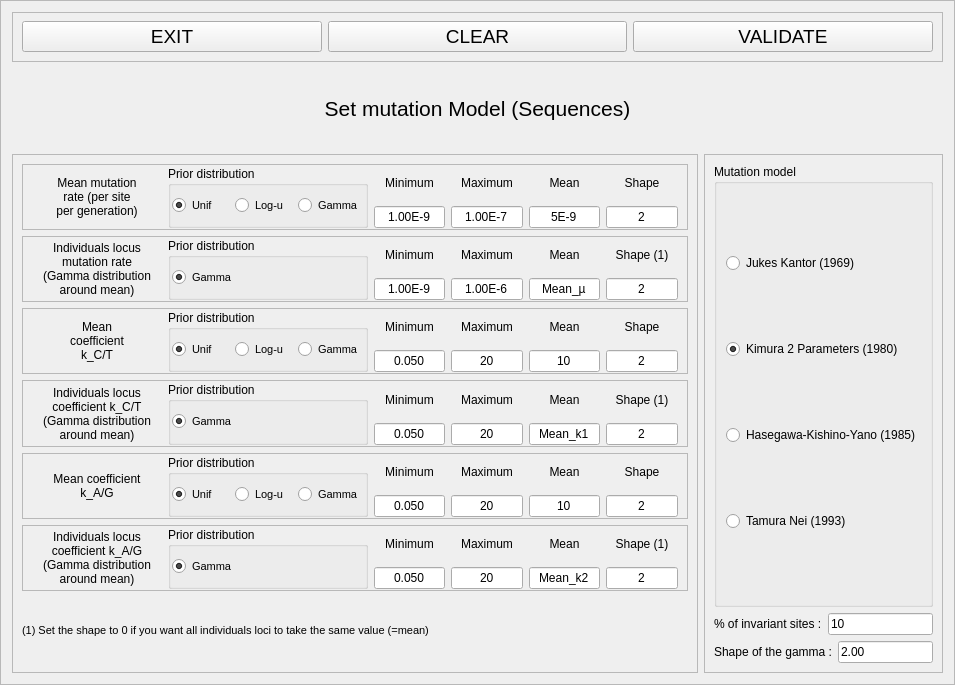
The window that python_interface/uis/setMutationModelSequences.ui (cbgp/diyabc) describes before a commit, drawn with Qt 5.
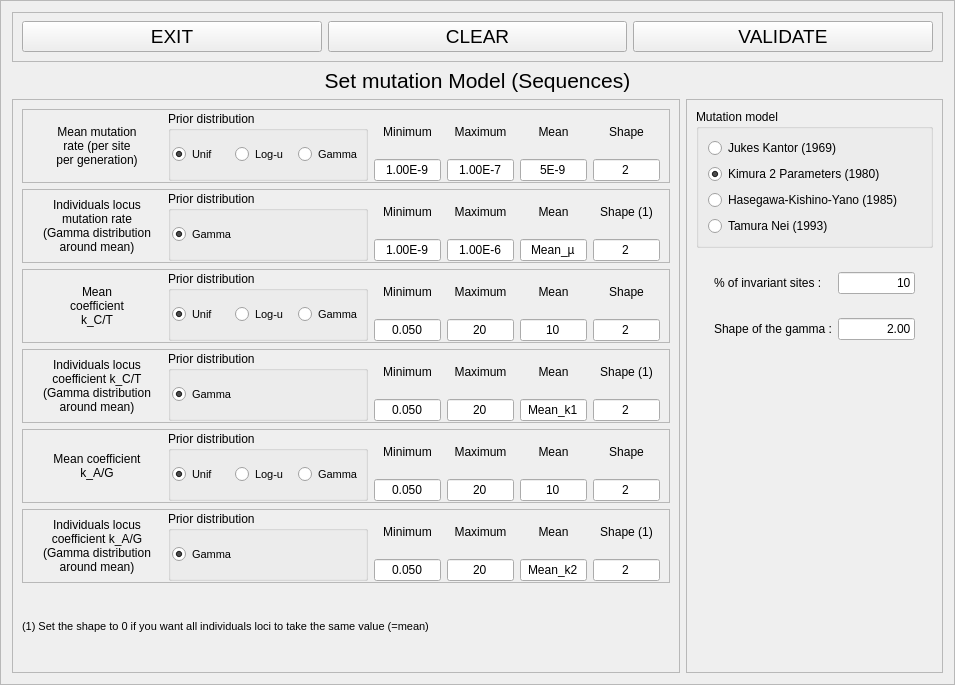
The same window after the commit.

```diff
--- a/python_interface/uis/setMutationModelSequences.ui
+++ b/python_interface/uis/setMutationModelSequences.ui
@@ -1739,36 +1739,143 @@
          </widget>
         </item>
         <item>
-         <layout class="QGridLayout" name="gridLayout">
-          <item row="0" column="0">
+         <widget class="QFrame" name="bottomRightFrame">
+          <layout class="QVBoxLayout" name="verticalLayout_29">
+           <item>
+            <widget class="QFrame" name="frame_2">
+             <property name="maximumSize">
+              <size>
+               <width>16777215</width>
+               <height>50</height>
+              </size>
+             </property>
+             <property name="frameShape">
+              <enum>QFrame::NoFrame</enum>
+             </property>
+             <property name="frameShadow">
+              <enum>QFrame::Raised</enum>
+             </property>
+             <layout class="QHBoxLayout" name="horizontalLayout_16">
+              <item>
            <widget class="QLabel" name="label">
             <property name="text">
              <string>% of invariant sites :</string>
             </property>
            </widget>
           </item>
-          <item row="0" column="1" colspan="2">
+              <item>
+               <spacer name="horizontalSpacer">
+                <property name="orientation">
+                 <enum>Qt::Horizontal</enum>
+                </property>
+                <property name="sizeHint" stdset="0">
+                 <size>
+                  <width>40</width>
+                  <height>20</height>
+                 </size>
+                </property>
+               </spacer>
+              </item>
+              <item>
            <widget class="QLineEdit" name="isEdit">
+                <property name="minimumSize">
+                 <size>
+                  <width>77</width>
+                  <height>0</height>
+                 </size>
+                </property>
+                <property name="maximumSize">
+                 <size>
+                  <width>77</width>
+                  <height>16777215</height>
+                 </size>
+                </property>
             <property name="text">
              <string>10</string>
             </property>
-           </widget>
-          </item>
-          <item row="1" column="0" colspan="2">
+                <property name="alignment">
+                 <set>Qt::AlignRight|Qt::AlignTrailing|Qt::AlignVCenter</set>
+                </property>
+               </widget>
+              </item>
+             </layout>
+            </widget>
+           </item>
+           <item>
+            <widget class="QFrame" name="frame_3">
+             <property name="maximumSize">
+              <size>
+               <width>16777215</width>
+               <height>50</height>
+              </size>
+             </property>
+             <property name="frameShape">
+              <enum>QFrame::NoFrame</enum>
+             </property>
+             <property name="frameShadow">
+              <enum>QFrame::Raised</enum>
+             </property>
+             <layout class="QHBoxLayout" name="horizontalLayout_15">
+              <item>
            <widget class="QLabel" name="label_2">
             <property name="text">
              <string>Shape of the gamma :</string>
             </property>
            </widget>
           </item>
-          <item row="1" column="2">
+              <item>
+               <spacer name="horizontalSpacer_2">
+                <property name="orientation">
+                 <enum>Qt::Horizontal</enum>
+                </property>
+                <property name="sizeHint" stdset="0">
+                 <size>
+                  <width>40</width>
+                  <height>20</height>
+                 </size>
+                </property>
+               </spacer>
+              </item>
+              <item>
            <widget class="QLineEdit" name="sotgEdit">
+                <property name="minimumSize">
+                 <size>
+                  <width>77</width>
+                  <height>0</height>
+                 </size>
+                </property>
+                <property name="maximumSize">
+                 <size>
+                  <width>77</width>
+                  <height>16777215</height>
+                 </size>
+                </property>
             <property name="text">
              <string>2.00</string>
             </property>
+                <property name="alignment">
+                 <set>Qt::AlignRight|Qt::AlignTrailing|Qt::AlignVCenter</set>
+                </property>
            </widget>
           </item>
          </layout>
+            </widget>
+           </item>
+           <item>
+            <spacer name="verticalSpacer">
+             <property name="orientation">
+              <enum>Qt::Vertical</enum>
+             </property>
+             <property name="sizeHint" stdset="0">
+              <size>
+               <width>20</width>
+               <height>40</height>
+              </size>
+             </property>
+            </spacer>
+           </item>
+          </layout>
+         </widget>
         </item>
        </layout>
       </widget>
```
Lines whose indentation alone changed are shown as unchanged.
